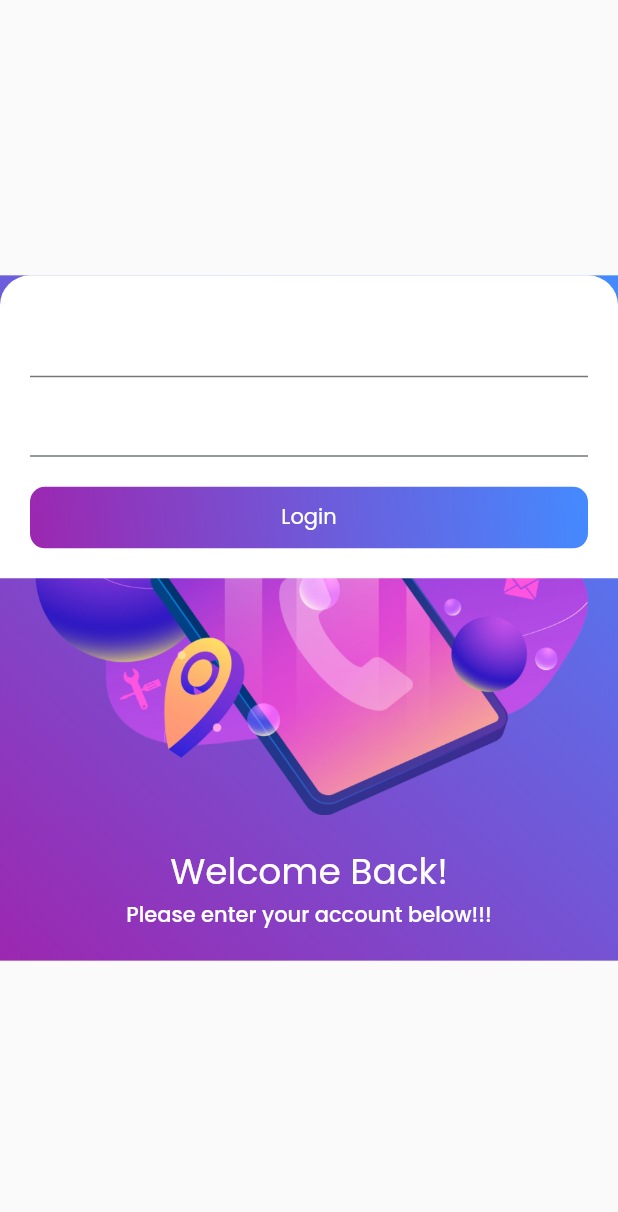
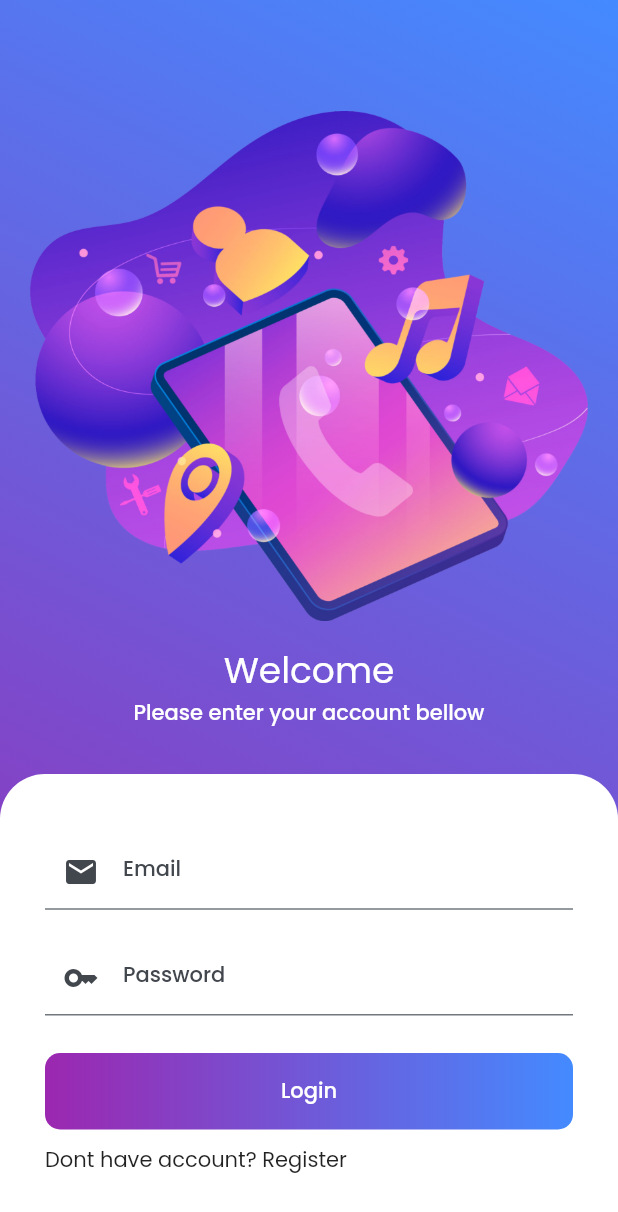
Before and after one commit to IvanSholana/chat_app, a Flutter app: the screen it shows after launch, on a phone screen of 412 x 824 dp. Shown: the top 1212 px of the screen. Run offline on Flutter 3.47's test engine with Material 2 defaults, Android fonts, the phone set to English and light mode, and no system bars; our stand-ins replace google_fonts.

Commit message:
done login front end

```diff
--- a/lib/main.dart
+++ b/lib/main.dart
@@ -1,6 +1,6 @@
 import 'package:flutter/material.dart';
-import 'package:chat_app/screens/login_screen.dart';
 import 'package:google_fonts/google_fonts.dart';
+import 'package:chat_app/screens/login_screen/main_login.dart';
 
 void main() {
   runApp(const App());
--- a/lib/screens/login_screen.dart
+++ /dev/null
@@ -1,112 +0,0 @@
-import 'package:flutter/material.dart';
-
-class LoginScreen extends StatefulWidget {
-  @override
-  State<LoginScreen> createState() => _LoginScreenState();
-}
-
-class _LoginScreenState extends State<LoginScreen> {
-  @override
-  Widget build(BuildContext context) {
-    return Scaffold(
-      body: Center(
-        child: SingleChildScrollView(
-          child: Stack(
-            children: [
-              _buildHeader(context),
-              _buildLoginForm(context),
-            ],
-          ),
-        ),
-      ),
-    );
-  }
-
-  Widget _buildHeader(BuildContext context) {
-    return Container(
-      padding: const EdgeInsets.all(20),
-      decoration: const BoxDecoration(
-        gradient: LinearGradient(
-          colors: [Colors.purple, Colors.blueAccent],
-          begin: Alignment.bottomLeft,
-          end: Alignment.topRight,
-        ),
-      ),
-      child: Center(
-        child: Column(
-          mainAxisSize: MainAxisSize.min,
-          children: [
-            Image.asset('assets/images/login.png'),
-            const SizedBox(height: 20),
-            Text(
-              "Welcome Back!",
-              style: Theme.of(context)
-                  .textTheme
-                  .headlineSmall!
-                  .copyWith(color: Colors.white),
-            ),
-            Text(
-              "Please enter your account below!!!",
-              style: Theme.of(context)
-                  .textTheme
-                  .bodyLarge!
-                  .copyWith(color: Colors.white),
-            ),
-          ],
-        ),
-      ),
-    );
-  }
-
-  Widget _buildLoginForm(BuildContext context) {
-    return Container(
-      decoration: const BoxDecoration(
-        borderRadius: BorderRadius.only(
-          topLeft: Radius.circular(20),
-          topRight: Radius.circular(20),
-        ),
-        color: Colors.white, // Tambahkan warna latar belakang (misalnya putih)
-      ),
-      child: Padding(
-        padding: const EdgeInsets.all(20),
-        child: Form(
-          child: Column(
-            children: [
-              TextFormField(),
-              const SizedBox(height: 5),
-              TextFormField(),
-              const SizedBox(height: 20),
-              _buildLoginButton(context),
-            ],
-          ),
-        ),
-      ),
-    );
-  }
-
-  Widget _buildLoginButton(BuildContext context) {
-    return InkWell(
-      onTap: () {},
-      child: Container(
-        alignment: Alignment.center,
-        width: double.infinity,
-        padding: const EdgeInsets.all(10),
-        decoration: BoxDecoration(
-          gradient: const LinearGradient(
-            colors: [Colors.purple, Colors.blueAccent],
-            begin: Alignment.bottomLeft,
-            end: Alignment.topRight,
-          ),
-          borderRadius: BorderRadius.circular(10),
-        ),
-        child: Text(
-          "Login",
-          style: Theme.of(context)
-              .textTheme
-              .bodyMedium!
-              .copyWith(color: Colors.white),
-        ),
-      ),
-    );
-  }
-}
--- /dev/null
+++ b/lib/screens/login_screen/main_login.dart
@@ -0,0 +1,34 @@
+import 'package:flutter/material.dart';
+import 'package:chat_app/screens/login_screen/widget/login_form.dart';
+import 'package:chat_app/screens/login_screen/widget/header_login.dart';
+
+class LoginScreen extends StatelessWidget {
+  LoginScreen({super.key});
+  Widget build(BuildContext context) {
+    return Scaffold(
+      body: Container(
+          height: double.infinity,
+          alignment: Alignment.bottomCenter,
+          decoration: const BoxDecoration(
+            gradient: LinearGradient(
+                colors: [Colors.purple, Colors.blueAccent],
+                begin: Alignment.bottomLeft,
+                end: Alignment.topRight),
+          ),
+          child: SingleChildScrollView(
+            child: Column(
+              children: [
+                Padding(
+                  padding: const EdgeInsets.all(20),
+                  child: HeaderLogin(),
+                ),
+                const SizedBox(
+                  height: 10,
+                ),
+                LoginForm()
+              ],
+            ),
+          )),
+    );
+  }
+}
--- /dev/null
+++ b/lib/screens/login_screen/widget/header_login.dart
@@ -0,0 +1,31 @@
+import 'package:flutter/material.dart';
+
+class HeaderLogin extends StatelessWidget {
+  HeaderLogin({super.key});
+
+  @override
+  Widget build(BuildContext context) {
+    return Column(
+      children: [
+        Image.asset('assets/images/login.png'),
+        SizedBox(
+          height: 15,
+        ),
+        Text(
+          "Welcome",
+          style: Theme.of(context)
+              .textTheme
+              .headlineSmall!
+              .copyWith(color: Colors.white),
+        ),
+        Text(
+          "Please enter your account bellow",
+          style: Theme.of(context)
+              .textTheme
+              .bodyLarge!
+              .copyWith(color: Colors.white),
+        )
+      ],
+    );
+  }
+}
--- /dev/null
+++ b/lib/screens/login_screen/widget/login_form.dart
@@ -0,0 +1,73 @@
+import 'package:flutter/material.dart';
+
+class LoginForm extends StatefulWidget {
+  @override
+  State<StatefulWidget> createState() {
+    return _LoginFormState();
+  }
+}
+
+class _LoginFormState extends State<LoginForm> {
+  @override
+  Widget build(BuildContext context) {
+    return Container(
+      padding: const EdgeInsets.symmetric(vertical: 40, horizontal: 30),
+      decoration: const BoxDecoration(
+        color: Colors.white,
+        borderRadius: BorderRadius.only(
+          topLeft: Radius.circular(30),
+          topRight: Radius.circular(30),
+        ),
+      ),
+      child: Form(
+        child: Column(children: [
+          TextFormField(
+            decoration: const InputDecoration(
+              labelText: "Email",
+              prefixIcon: Icon(Icons.email),
+            ),
+          ),
+          const SizedBox(
+            height: 20,
+          ),
+          TextFormField(
+              decoration: const InputDecoration(
+            labelText: "Password",
+            prefixIcon: Icon(Icons.key),
+          )),
+          const SizedBox(
+            height: 25,
+          ),
+          InkWell(
+            onTap: () {},
+            child: Container(
+              padding: const EdgeInsets.all(15),
+              width: double.infinity,
+              alignment: Alignment.center,
+              decoration: const BoxDecoration(
+                borderRadius: BorderRadius.all(Radius.circular(10)),
+                gradient: LinearGradient(
+                  colors: [Colors.purple, Colors.blueAccent],
+                ),
+              ),
+              child: Text("Login",
+                  style: Theme.of(context)
+                      .textTheme
+                      .bodyLarge!
+                      .copyWith(color: Colors.white)),
+            ),
+          ),
+          const SizedBox(
+            height: 10,
+          ),
+          const Align(
+            alignment: Alignment.bottomLeft,
+            child: Text(
+              "Dont have account? Register",
+            ),
+          )
+        ]),
+      ),
+    );
+  }
+}
```
Also changed, not shown: lib/screens/home_screen/main_home.dart (added).
